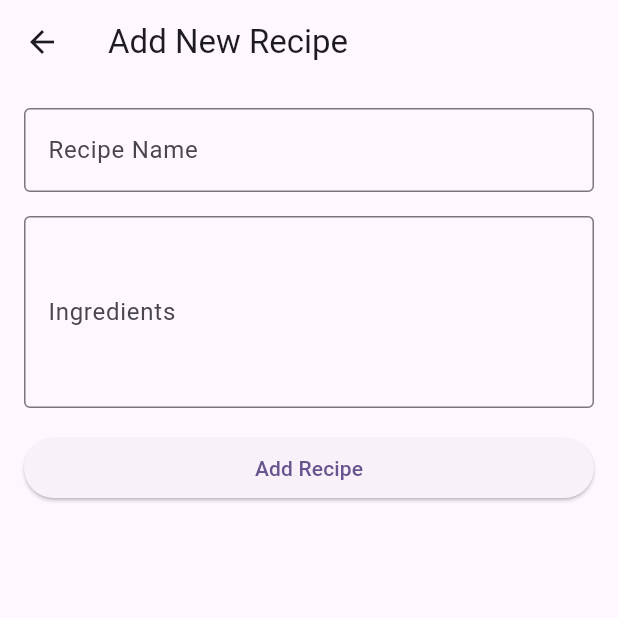
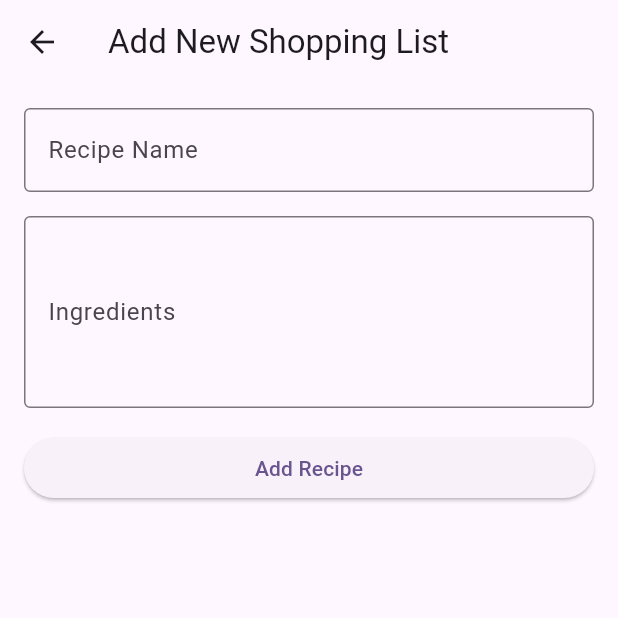
Before and after one commit to TylerRLowe/FridgeFinds, a Flutter app: the AddNewPage screen opened directly, on a phone screen of 412 x 824 dp, the top half of it. Run offline on Flutter 3.47's test engine with Material 3 defaults, Android fonts, the phone set to English and light mode, and no system bars; missing offline and left inert: dart:ffi.

Commit message:
fixed shopping list

```diff
--- a/lib/ShoppingList_Page/add_new.dart
+++ b/lib/ShoppingList_Page/add_new.dart
@@ -20,7 +20,7 @@ class _AddNewPageState extends State<AddNewPage> {
   Widget build(BuildContext context) {
     return Scaffold(
       appBar: AppBar(
-        title: Text('Add New Recipe'),
+        title: Text('Add New Shopping List'),
       ),
       body: Padding(
         padding: const EdgeInsets.all(16.0),
--- a/lib/ShoppingList_Page/shoppingList.dart
+++ b/lib/ShoppingList_Page/shoppingList.dart
@@ -65,7 +65,7 @@ class _ShoppingListState extends State<ShoppingList> {
                 final item = shoppingList[index];
                 return ListTile(
                   leading: Checkbox(
-                    value: item['checked'],
+                    value: item['checked'] ?? false,
                     onChanged: (bool? value) {
                       setState(() {
                         shoppingList[index]['checked'] = value ?? false;
--- a/lib/models/recipe_list_model.dart
+++ b/lib/models/recipe_list_model.dart
@@ -1,4 +1,4 @@
-import 'dart:ffi';
+// import 'dart:ffi';
 
 import 'package:fridge_finds_final/models/recipe_model.dart';
 
```
